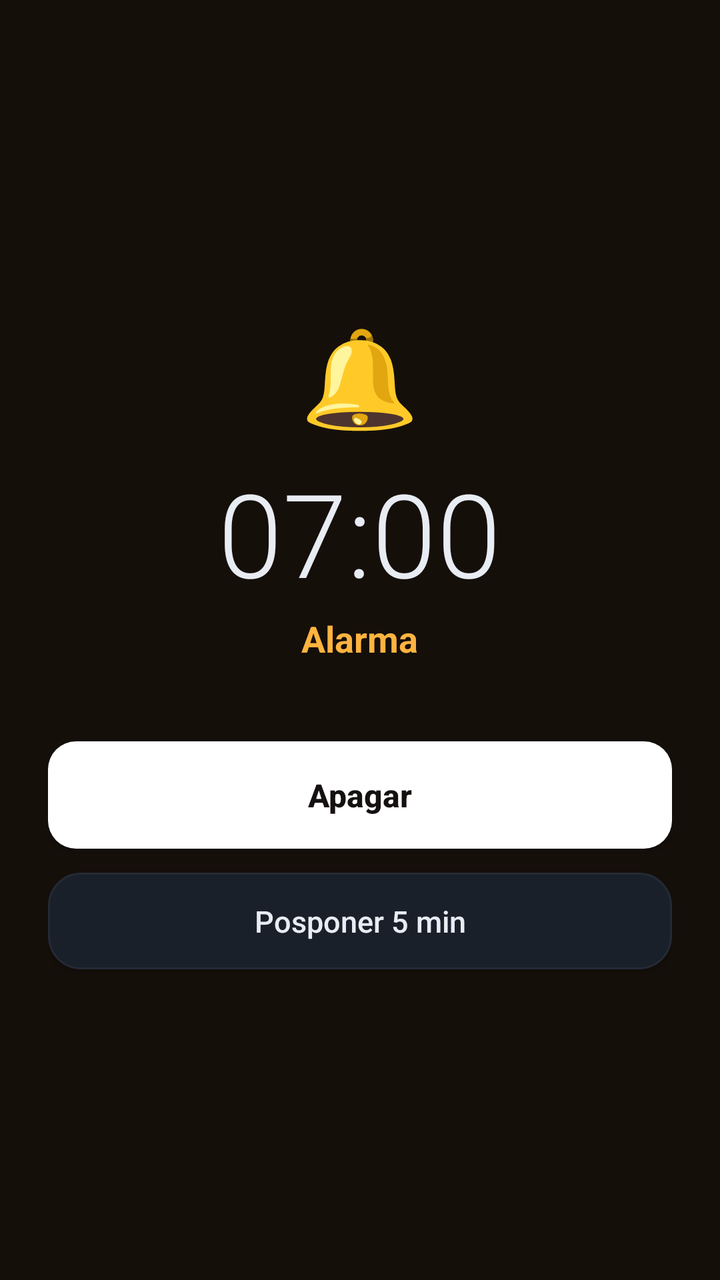
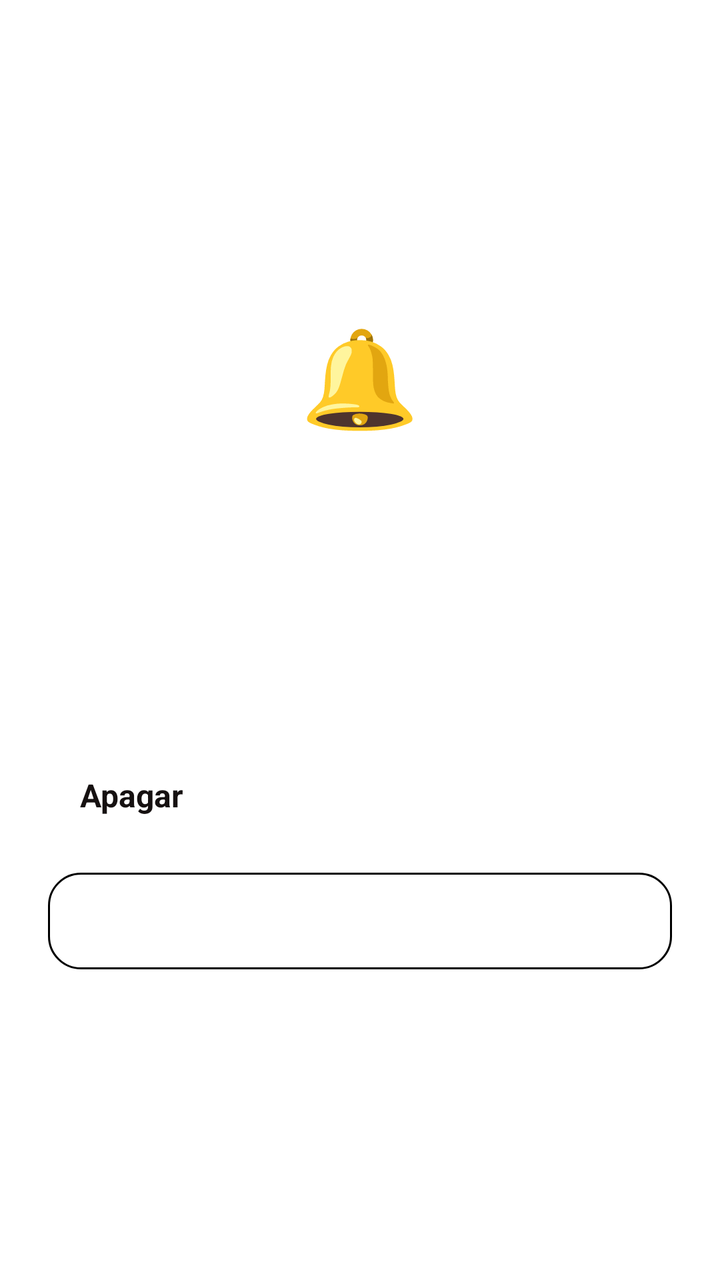

Compare the two renders of this Android layout. The source of the first and the diff that turns it into the second are given below.
<!-- AndroidManifest.xml: activity theme RingTheme -->
<!-- res/layout/activity_ring.xml -->
<?xml version="1.0" encoding="utf-8"?>
<ScrollView xmlns:android="http://schemas.android.com/apk/res/android"
    android:layout_width="match_parent"
    android:layout_height="match_parent"
    android:background="@color/ringbg"
    android:fillViewport="true"
    android:scrollbars="none">

    <LinearLayout
        android:layout_width="match_parent"
        android:layout_height="wrap_content"
        android:orientation="vertical"
        android:gravity="center"
        android:padding="24dp">

        <TextView
            android:id="@+id/bell"
            android:layout_width="wrap_content"
            android:layout_height="wrap_content"
            android:text="🔔"
            android:textSize="48sp" />

        <TextView
            android:id="@+id/ringTime"
            android:layout_width="wrap_content"
            android:layout_height="wrap_content"
            android:text="07:00"
            android:textColor="@color/txt"
            android:textSize="58sp"
            android:fontFamily="sans-serif-light"
            android:paddingTop="8dp" />

        <TextView
            android:id="@+id/ringLabel"
            android:layout_width="wrap_content"
            android:layout_height="wrap_content"
            android:text="Alarma"
            android:textColor="@color/accent"
            android:textSize="18sp"
            android:textStyle="bold"
            android:paddingTop="2dp" />

        <TextView
            android:id="@+id/ringSound"
            android:layout_width="wrap_content"
            android:layout_height="wrap_content"
            android:textColor="@color/dim"
            android:textSize="12.5sp"
            android:paddingTop="4dp"
            android:paddingBottom="18dp" />

        
        <LinearLayout
            android:id="@+id/ruletaBox"
            android:layout_width="match_parent"
            android:layout_height="wrap_content"
            android:orientation="vertical"
            android:gravity="center"
            android:visibility="gone">

            <com.oscarpolonio.alarma.RouletteView
                android:id="@+id/ruleta"
                android:layout_width="250dp"
                android:layout_height="250dp" />

            <TextView
                android:id="@+id/ruletaMsg"
                android:layout_width="match_parent"
                android:layout_height="wrap_content"
                android:gravity="center"
                android:textColor="@color/dim"
                android:textSize="13sp"
                android:lineSpacingExtra="3dp"
                android:paddingTop="14dp"
                android:paddingBottom="14dp" />

            <Button
                android:id="@+id/btnSpin"
                android:layout_width="match_parent"
                android:layout_height="wrap_content"
                android:text="GIRAR"
                android:textAllCaps="true"
                android:textStyle="bold"
                android:textSize="16sp"
                android:textColor="#1A1208"
                android:padding="16dp"
                android:background="@drawable/btn_primary" />
        </LinearLayout>

        <Button
            android:id="@+id/btnStop"
            android:layout_width="match_parent"
            android:layout_height="wrap_content"
            android:text="Apagar"
            android:textAllCaps="false"
            android:textStyle="bold"
            android:textSize="16sp"
            android:textColor="#161111"
            android:padding="16dp"
            android:background="@drawable/btn_white" />

        <Button
            android:id="@+id/btnSnooze"
            android:layout_width="match_parent"
            android:layout_height="wrap_content"
            android:text="Posponer 5 min"
            android:textAllCaps="false"
            android:textSize="15sp"
            android:textColor="@color/txt"
            android:padding="14dp"
            android:background="@drawable/bg_card"
            android:layout_marginTop="12dp" />
    </LinearLayout>
</ScrollView>
<!-- resources referenced by this layout -->
<resources>
  <color name="accent">#FFFFB340</color>
  <color name="dim">#FF8B95A6</color>
  <color name="ringbg">#FF150F0A</color>
  <color name="txt">#FFE8ECF3</color>
  <!-- drawable bg_card (drawable) -->
  <?xml version="1.0" encoding="utf-8"?>
  <shape xmlns:android="http://schemas.android.com/apk/res/android" android:shape="rectangle">
      <solid android:color="@color/card" />
      <stroke android:width="1dp" android:color="@color/line" />
      <corners android:radius="16dp" />
  </shape>
  <!-- drawable btn_primary (drawable) -->
  <?xml version="1.0" encoding="utf-8"?>
  <shape xmlns:android="http://schemas.android.com/apk/res/android" android:shape="rectangle">
      <gradient android:startColor="@color/accent" android:endColor="@color/accent2" android:angle="315" />
      <corners android:radius="14dp" />
  </shape>
  <!-- drawable btn_white (drawable) -->
  <?xml version="1.0" encoding="utf-8"?>
  <shape xmlns:android="http://schemas.android.com/apk/res/android" android:shape="rectangle">
      <solid android:color="#FFFFFFFF" />
      <corners android:radius="14dp" />
  </shape>
  <style name="RingTheme" parent="AppTheme">
          <item name="android:windowBackground">@color/ringbg</item>
          <item name="android:statusBarColor">@color/ringbg</item>
          <item name="android:navigationBarColor">@color/ringbg</item>
      </style>
  <color name="card">#FF19202A</color>
  <color name="line">#FF242B36</color>
  <color name="accent2">#FFFF7A59</color>
  <style name="AppTheme" parent="Theme.AppCompat.NoActionBar">
          <item name="colorPrimary">@color/accent</item>
          <item name="colorPrimaryDark">@color/bg</item>
          <item name="colorAccent">@color/accent</item>
          <item name="android:windowBackground">@color/bg</item>
          <item name="android:statusBarColor">@color/bg</item>
          <item name="android:navigationBarColor">@color/bg</item>
          <item name="android:textColor">@color/txt</item>
          <item name="android:textColorPrimary">@color/txt</item>
          <item name="android:textColorSecondary">@color/dim</item>
      </style>
  <color name="bg">#FF0E1116</color>
</resources>

<!-- the commit's change to res/layout/activity_ring.xml (unified diff, before → after) -->
@@ -1,8 +1,9 @@
 <?xml version="1.0" encoding="utf-8"?>
 <ScrollView xmlns:android="http://schemas.android.com/apk/res/android"
+    android:id="@+id/raiz"
     android:layout_width="match_parent"
     android:layout_height="match_parent"
-    android:background="@color/ringbg"
+    android:background="?attr/anillo"
     android:fillViewport="true"
     android:scrollbars="none">
 
@@ -25,7 +26,7 @@
             android:layout_width="wrap_content"
             android:layout_height="wrap_content"
             android:text="07:00"
-            android:textColor="@color/txt"
+            android:textColor="?attr/texto"
             android:textSize="58sp"
             android:fontFamily="sans-serif-light"
             android:paddingTop="8dp" />
@@ -35,7 +36,7 @@
             android:layout_width="wrap_content"
             android:layout_height="wrap_content"
             android:text="Alarma"
-            android:textColor="@color/accent"
+            android:textColor="?attr/acento"
             android:textSize="18sp"
             android:textStyle="bold"
             android:paddingTop="2dp" />
@@ -44,7 +45,7 @@
             android:id="@+id/ringSound"
             android:layout_width="wrap_content"
             android:layout_height="wrap_content"
-            android:textColor="@color/dim"
+            android:textColor="?attr/tenue"
             android:textSize="12.5sp"
             android:paddingTop="4dp"
             android:paddingBottom="18dp" />
@@ -68,7 +69,7 @@
                 android:layout_width="match_parent"
                 android:layout_height="wrap_content"
                 android:gravity="center"
-                android:textColor="@color/dim"
+                android:textColor="?attr/tenue"
                 android:textSize="13sp"
                 android:lineSpacingExtra="3dp"
                 android:paddingTop="14dp"
@@ -106,7 +107,7 @@
             android:text="Posponer 5 min"
             android:textAllCaps="false"
             android:textSize="15sp"
-            android:textColor="@color/txt"
+            android:textColor="?attr/texto"
             android:padding="14dp"
             android:background="@drawable/bg_card"
             android:layout_marginTop="12dp" />
<!-- resource entries referenced after the edit -->
@@ -1,47 +1,23 @@
 <!-- resources referenced by this layout -->
 <resources>
-  <color name="accent">#FFFFB340</color>
-  <color name="dim">#FF8B95A6</color>
-  <color name="ringbg">#FF150F0A</color>
-  <color name="txt">#FFE8ECF3</color>
   <!-- drawable bg_card (drawable) -->
   <?xml version="1.0" encoding="utf-8"?>
   <shape xmlns:android="http://schemas.android.com/apk/res/android" android:shape="rectangle">
-      <solid android:color="@color/card" />
-      <stroke android:width="1dp" android:color="@color/line" />
+      <solid android:color="?attr/tarjeta" />
+      <stroke android:width="1dp" android:color="?attr/linea" />
       <corners android:radius="16dp" />
   </shape>
   <!-- drawable btn_primary (drawable) -->
   <?xml version="1.0" encoding="utf-8"?>
   <shape xmlns:android="http://schemas.android.com/apk/res/android" android:shape="rectangle">
-      <gradient android:startColor="@color/accent" android:endColor="@color/accent2" android:angle="315" />
+      <gradient android:startColor="?attr/acento" android:endColor="?attr/acento2" android:angle="315" />
       <corners android:radius="14dp" />
   </shape>
   <!-- drawable btn_white (drawable) -->
   <?xml version="1.0" encoding="utf-8"?>
   <shape xmlns:android="http://schemas.android.com/apk/res/android" android:shape="rectangle">
-      <solid android:color="#FFFFFFFF" />
+      <gradient android:startColor="?attr/acento2" android:endColor="?attr/acento" android:angle="315" />
       <corners android:radius="14dp" />
   </shape>
-  <style name="RingTheme" parent="AppTheme">
-          <item name="android:windowBackground">@color/ringbg</item>
-          <item name="android:statusBarColor">@color/ringbg</item>
-          <item name="android:navigationBarColor">@color/ringbg</item>
-      </style>
-  <color name="card">#FF19202A</color>
-  <color name="line">#FF242B36</color>
-  <color name="accent2">#FFFF7A59</color>
-  <style name="AppTheme" parent="Theme.AppCompat.NoActionBar">
-          <item name="colorPrimary">@color/accent</item>
-          <item name="colorPrimaryDark">@color/bg</item>
-          <item name="colorAccent">@color/accent</item>
-          <item name="android:windowBackground">@color/bg</item>
-          <item name="android:statusBarColor">@color/bg</item>
-          <item name="android:navigationBarColor">@color/bg</item>
-          <item name="android:textColor">@color/txt</item>
-          <item name="android:textColorPrimary">@color/txt</item>
-          <item name="android:textColorSecondary">@color/dim</item>
-      </style>
-  <color name="bg">#FF0E1116</color>
 </resources>
 
